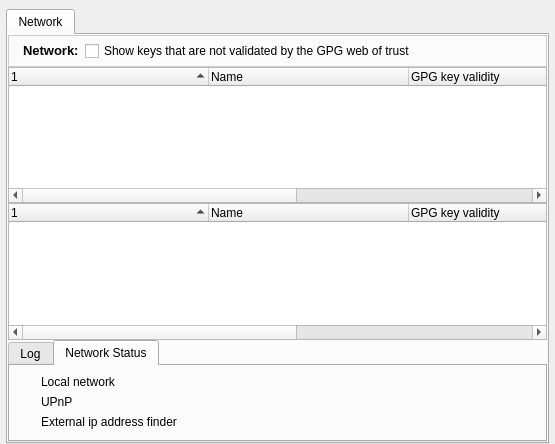
RetroShare/RetroShare, file retroshare-gui/src/gui/NetworkDialog.ui: the form before one commit.
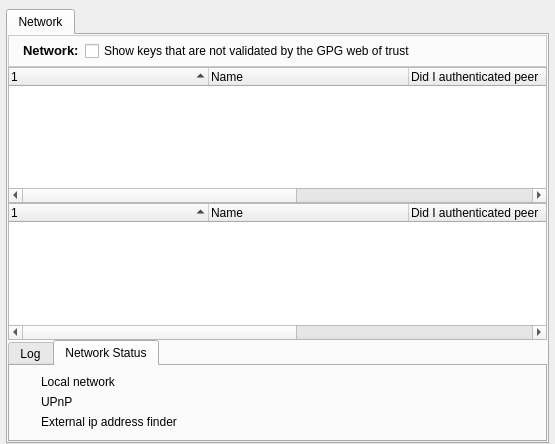
The form after the commit. Icons and pictures are not drawn.

Commit message: change the gpg key list display

Patch:
```diff
--- a/retroshare-gui/src/gui/NetworkDialog.ui
+++ b/retroshare-gui/src/gui/NetworkDialog.ui
@@ -107,7 +107,10 @@
          </column>
          <column>
           <property name="text">
-           <string>GPG key validity</string>
+           <string>Did I authenticated peer</string>
+          </property>
+          <property name="toolTip">
+           <string>Did I sign his gpg key</string>
           </property>
          </column>
          <column>
@@ -420,7 +423,7 @@
          </column>
          <column>
           <property name="text">
-           <string>GPG key validity</string>
+           <string>Did I authenticated peer</string>
           </property>
          </column>
          <column>
```
The commit also changes 1 other file.
